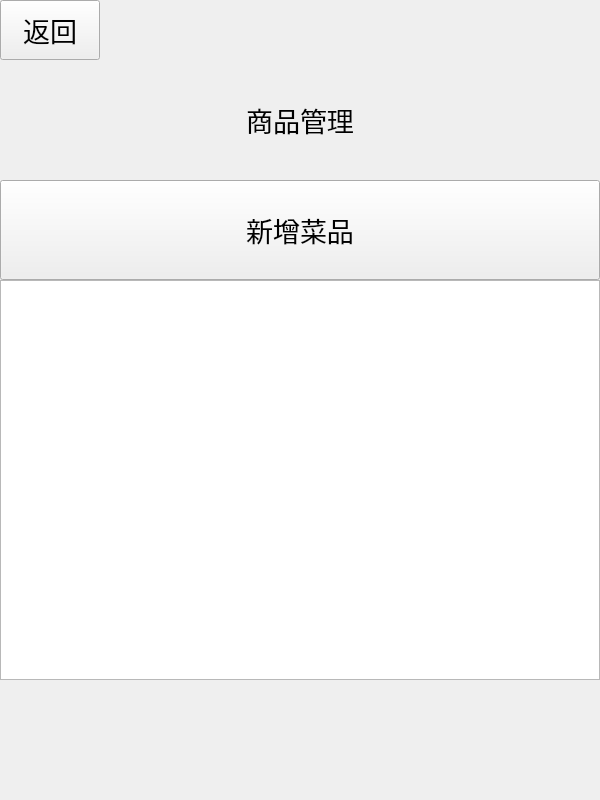
Before: the Qt Designer form business/good_mange.ui in chichuxwx/Food-delivery-platform, drawn with Qt 5.
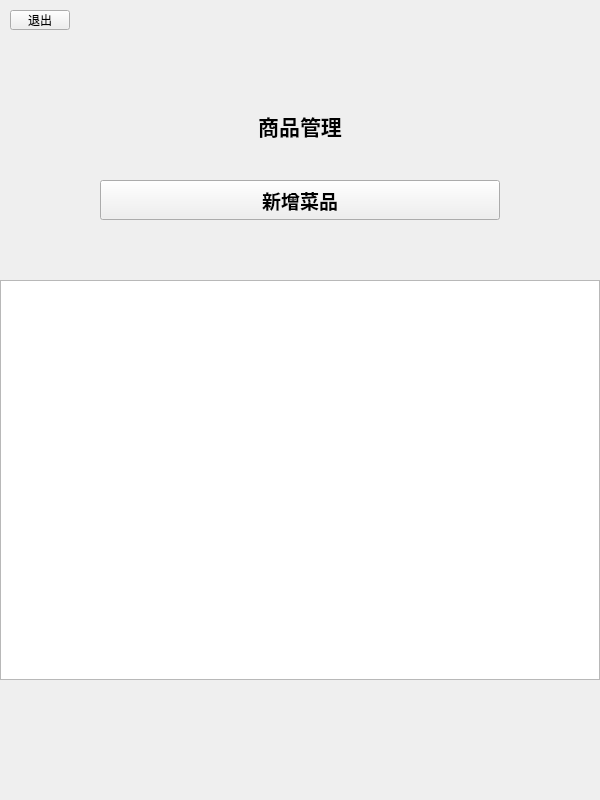
After: the same form once the commit is applied.

The edit to the form file:
```diff
--- a/business/good_mange.ui
+++ b/business/good_mange.ui
@@ -28,46 +28,52 @@
   <widget class="QPushButton" name="pushButton_back">
    <property name="geometry">
     <rect>
-     <x>0</x>
-     <y>0</y>
-     <width>100</width>
-     <height>60</height>
+     <x>10</x>
+     <y>10</y>
+     <width>60</width>
+     <height>20</height>
     </rect>
    </property>
    <property name="minimumSize">
     <size>
-     <width>100</width>
-     <height>60</height>
+     <width>60</width>
+     <height>20</height>
     </size>
    </property>
    <property name="maximumSize">
     <size>
-     <width>100</width>
-     <height>60</height>
+     <width>60</width>
+     <height>20</height>
     </size>
    </property>
    <property name="font">
     <font>
-     <pointsize>20</pointsize>
+     <pointsize>9</pointsize>
     </font>
    </property>
    <property name="text">
-    <string>返回</string>
+    <string>退出</string>
    </property>
   </widget>
   <widget class="QLabel" name="label">
    <property name="geometry">
     <rect>
-     <x>0</x>
-     <y>70</y>
-     <width>600</width>
-     <height>100</height>
+     <x>225</x>
+     <y>110</y>
+     <width>150</width>
+     <height>30</height>
     </rect>
    </property>
+   <property name="sizePolicy">
+    <sizepolicy hsizetype="Fixed" vsizetype="Fixed">
+     <horstretch>150</horstretch>
+     <verstretch>20</verstretch>
+    </sizepolicy>
+   </property>
    <property name="minimumSize">
     <size>
-     <width>600</width>
-     <height>100</height>
+     <width>150</width>
+     <height>20</height>
     </size>
    </property>
    <property name="maximumSize">
@@ -78,11 +84,12 @@
    </property>
    <property name="font">
     <font>
-     <pointsize>20</pointsize>
+     <family>黑体</family>
+     <pointsize>16</pointsize>
     </font>
    </property>
    <property name="text">
-    <string>商品管理</string>
+    <string>&lt;html&gt;&lt;head/&gt;&lt;body&gt;&lt;p align=&quot;center&quot;&gt;&lt;span style=&quot; font-weight:700;&quot;&gt;商品管理&lt;/span&gt;&lt;/p&gt;&lt;/body&gt;&lt;/html&gt;</string>
    </property>
    <property name="alignment">
     <set>Qt::AlignmentFlag::AlignCenter</set>
@@ -91,21 +98,28 @@
   <widget class="QPushButton" name="pushButton_add_good">
    <property name="geometry">
     <rect>
-     <x>0</x>
+     <x>100</x>
      <y>180</y>
-     <width>600</width>
-     <height>100</height>
+     <width>400</width>
+     <height>40</height>
     </rect>
    </property>
    <property name="minimumSize">
     <size>
-     <width>600</width>
-     <height>100</height>
+     <width>400</width>
+     <height>40</height>
+    </size>
+   </property>
+   <property name="maximumSize">
+    <size>
+     <width>400</width>
+     <height>40</height>
     </size>
    </property>
    <property name="font">
     <font>
-     <pointsize>20</pointsize>
+     <pointsize>14</pointsize>
+     <bold>true</bold>
     </font>
    </property>
    <property name="text">
```
